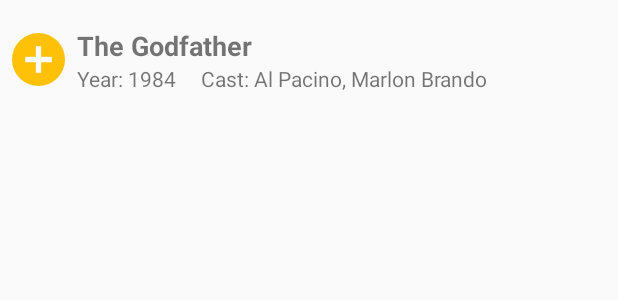
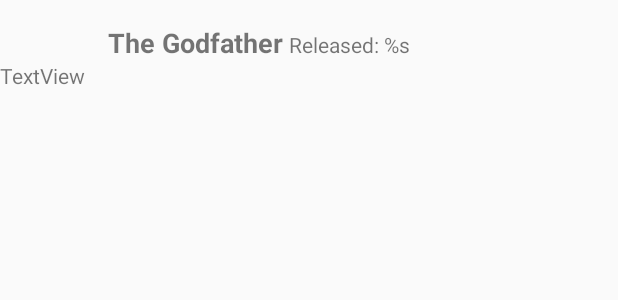
Before and after one commit to joe-vrolijk/TopMoviesFavs, an Android app: the layout item_search_movie.xml on its own in the app's theme, with its tools: preview values and no code run, on a phone screen of 412 x 824 dp. Shown: the top 300 px of the screen. Run offline under Robolectric (Android 15) with nearby library versions, the phone set to English and light mode, and no system bars.

```diff
--- a/app/src/main/res/layout/item_search_movie.xml
+++ b/app/src/main/res/layout/item_search_movie.xml
@@ -1,52 +1,47 @@
 <?xml version="1.0" encoding="utf-8"?>
 <androidx.constraintlayout.widget.ConstraintLayout xmlns:android="http://schemas.android.com/apk/res/android"
     xmlns:app="http://schemas.android.com/apk/res-auto"
-    xmlns:tools="http://schemas.android.com/tools"
     android:layout_width="match_parent"
     android:layout_height="wrap_content">
-
-    <ImageButton
-        android:id="@+id/btn-search-add"
-        android:layout_width="35dp"
-        android:layout_height="35dp"
-        android:layout_marginStart="8dp"
-        android:layout_marginTop="22dp"
-        android:background="#00FFFFFF"
-        android:scaleType="fitCenter"
-        android:scrollbarSize="4dp"
-        android:tint="#FFC107"
-        app:layout_constraintStart_toStartOf="parent"
-        app:layout_constraintTop_toTopOf="parent"
-        app:srcCompat="@drawable/ic_iconfinder_add_solid_3671645" />
 
     <TextView
         android:id="@+id/search-item-title"
         android:layout_width="wrap_content"
         android:layout_height="wrap_content"
-        android:layout_marginLeft="8dp"
-        android:layout_marginTop="18dp"
+        android:layout_marginStart="8dp"
         android:text="The Godfather"
         android:textSize="18dp"
         android:textStyle="bold"
-        app:layout_constraintStart_toEndOf="@+id/btn-search-add"
-        app:layout_constraintTop_toTopOf="parent" />
+        app:layout_constraintBaseline_toBaselineOf="@+id/search-item-release"
+        app:layout_constraintStart_toEndOf="@+id/search-item-poster" />
 
     <TextView
-        android:id="@+id/search-item-year"
+        android:id="@+id/search-item-plot"
         android:layout_width="wrap_content"
         android:layout_height="wrap_content"
-        android:text="Year: 1984"
-        app:layout_constraintStart_toStartOf="@+id/search-item-title"
+        android:layout_marginBottom="22dp"
+        android:text="TextView"
+        app:layout_constraintBottom_toBottomOf="parent"
+        app:layout_constraintStart_toStartOf="@+id/search-item-cover"
         app:layout_constraintTop_toBottomOf="@+id/search-item-title" />
 
     <TextView
-        android:id="@+id/search-item-cast"
+        android:id="@+id/search-item-release"
         android:layout_width="wrap_content"
         android:layout_height="wrap_content"
-        android:layout_marginLeft="16dp"
-        android:layout_marginBottom="8dp"
-        android:text="Cast: Al Pacino, Marlon Brando"
+        android:layout_marginStart="4dp"
+        android:layout_marginTop="20dp"
+        android:text="@string/released"
+        app:layout_constraintStart_toEndOf="@+id/search-item-title"
+        app:layout_constraintTop_toTopOf="parent" />
+
+    <ImageView
+        android:id="@+id/search-item-poster"
+        android:layout_width="56dp"
+        android:layout_height="67dp"
+        android:layout_marginStart="8dp"
         app:layout_constraintBottom_toBottomOf="parent"
-        app:layout_constraintStart_toEndOf="@+id/search-item-year"
-        app:layout_constraintTop_toBottomOf="@+id/search-item-title" />
+        app:layout_constraintStart_toStartOf="parent"
+        app:layout_constraintTop_toTopOf="parent" />
+
 </androidx.constraintlayout.widget.ConstraintLayout>
--- a/app/src/main/res/values/strings.xml
+++ b/app/src/main/res/values/strings.xml
@@ -6,5 +6,6 @@
     <string name="changeMovie">Change Movie Rating</string>
     <string name="searchMovie">Search Movie</string>
     <string name="creds">Created by: Joe Vrolijk - HvA - 500791806 - fdmci_idtmd</string>
+    <string name="released">Released: %s</string>
 
 </resources>
```
Also changed, not shown: app/src/main/java/nl/joevrolijk/topmoviesfavs/ui/SearchMovieAdapter.kt (added, +45 -0 lines).
